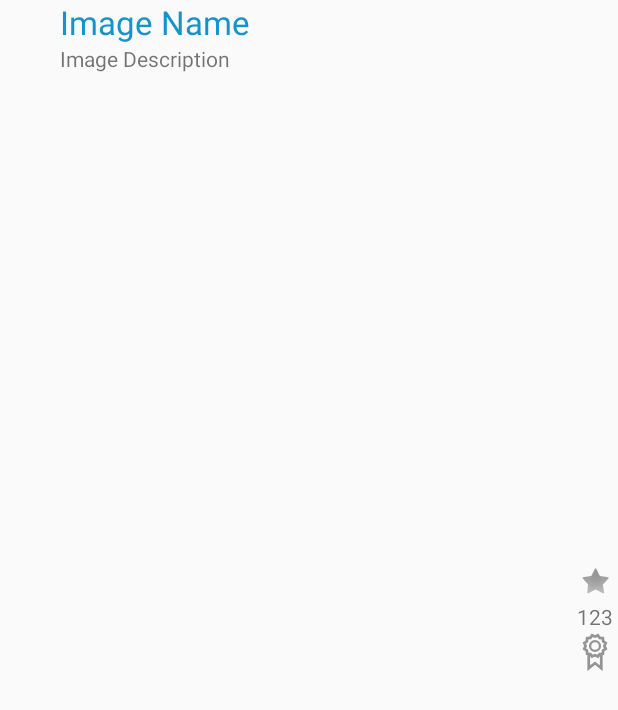
After one commit to ghusta/android-docker-search, an Android app: the layout list_docker_image_group_item.xml on its own in the app's theme, with its tools: preview values and no code run, on a phone screen of 412 x 824 dp. The commit adds this screen. Shown: the top 710 px of the screen. Run offline under Robolectric (Android 15) with nearby library versions, the phone set to English and light mode, and no system bars.

Commit message:
Replace list of images with ExpandableListView

```diff
--- a/app/src/main/java/fr/husta/android/dockersearch/listadapter/DockerImageListAdapter.java
+++ b/app/src/main/java/fr/husta/android/dockersearch/listadapter/DockerImageListAdapter.java
@@ -16,6 +16,7 @@ import fr.husta.android.dockersearch.R;
 import fr.husta.android.dockersearch.docker.model.ImageSearchResult;
 import fr.husta.android.dockersearch.view.DockerImageViewHolder;
 
+@Deprecated
 public class DockerImageListAdapter
         extends ArrayAdapter<ImageSearchResult>
 {
@@ -46,8 +47,8 @@ public class DockerImageListAdapter
     {
         if (convertView == null)
         {
-            convertView = LayoutInflater.from(getContext()).inflate(R.layout.row_docker_image,
-                    parent, false);
+//            convertView = LayoutInflater.from(getContext()).inflate(R.layout.list_docker_image_item,
+//                    parent, false);
         }
 
         DockerImageViewHolder viewHolder = (DockerImageViewHolder) convertView.getTag();
--- a/app/src/main/java/fr/husta/android/dockersearch/listadapter/DockerTagListAdapter.java
+++ b/app/src/main/java/fr/husta/android/dockersearch/listadapter/DockerTagListAdapter.java
@@ -34,7 +34,7 @@ public class DockerTagListAdapter extends ArrayAdapter<RepositoryTag>
     {
         if (convertView == null)
         {
-            convertView = LayoutInflater.from(getContext()).inflate(R.layout.row_docker_tag,
+            convertView = LayoutInflater.from(getContext()).inflate(R.layout.list_docker_tag_item,
                     parent, false);
         }
 
--- /dev/null
+++ b/app/src/main/res/layout/list_docker_image_group_item.xml
@@ -0,0 +1,72 @@
+<?xml version="1.0" encoding="utf-8"?>
+<RelativeLayout xmlns:android="http://schemas.android.com/apk/res/android"
+                xmlns:app="http://schemas.android.com/apk/res-auto"
+                xmlns:tools="http://schemas.android.com/tools"
+                android:layout_width="match_parent"
+                android:layout_height="match_parent"
+                android:paddingLeft="?android:attr/expandableListPreferredItemPaddingLeft">
+
+    <LinearLayout
+        android:id="@+id/box_image_indicators"
+        android:layout_width="wrap_content"
+        android:layout_height="match_parent"
+        android:layout_alignParentBottom="true"
+        android:layout_alignParentRight="true"
+        android:layout_alignParentTop="true"
+        android:layout_centerHorizontal="true"
+        android:layout_marginLeft="5dp"
+        android:gravity="center"
+        android:minWidth="30dp"
+        android:orientation="vertical"
+         >
+
+        <TextView
+            android:id="@+id/listitem_image_stars"
+            android:layout_width="wrap_content"
+            android:layout_height="wrap_content"
+            android:layout_marginBottom="1dp"
+            android:drawablePadding="0dp"
+            android:drawableTop="@android:drawable/star_off"
+            android:gravity="center"
+            android:minWidth="30dp"
+            android:text="123"
+            android:textAlignment="center"
+            tools:gravity="center"/>
+
+        <ImageView
+            android:id="@+id/listitem_image_official"
+            android:layout_width="wrap_content"
+            android:layout_height="wrap_content"
+            android:layout_gravity="center"
+            android:alpha="0.4"
+            android:src="@drawable/ic_official_3"
+            android:minHeight="24dp"
+            tools:ignore="ContentDescription"
+            tools:layout_gravity="center"
+            android:paddingBottom="2dp"/>
+    </LinearLayout>
+
+    <TextView
+        android:id="@+id/listitem_image_name"
+        android:layout_width="wrap_content"
+        android:layout_height="wrap_content"
+        android:layout_alignParentLeft="true"
+        android:layout_alignParentTop="true"
+        android:layout_toStartOf="@id/box_image_indicators"
+        android:ellipsize="end"
+        android:text="Image Name"
+        android:textAppearance="@style/TextAppearance.AppCompat.Large"
+        android:textColor="@color/textColorPrimary"/>
+
+    <TextView
+        android:id="@+id/listitem_image_desc"
+        android:layout_width="match_parent"
+        android:layout_height="wrap_content"
+        android:layout_alignParentLeft="true"
+        android:layout_below="@id/listitem_image_name"
+        android:layout_toStartOf="@+id/box_image_indicators"
+        android:ellipsize="end"
+        android:maxLines="2"
+        android:text="Image Description"/>
+
+</RelativeLayout>
```
Also changed, not shown: app/src/main/java/fr/husta/android/dockersearch/MainActivity.java (+32 -45 lines), app/src/main/java/fr/husta/android/dockersearch/listadapter/DockerImageExpandableListAdapter.java (added, +187 -0 lines), app/src/main/res/layout/activity_main.xml (+5 -3 lines), app/src/main/res/layout/list_docker_image_child_item.xml (added, +33 -0 lines), app/src/main/res/layout/list_docker_tag_item.xml (renamed from app/src/main/res/layout/row_docker_tag.xml).
